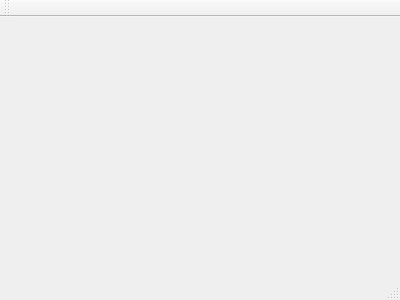
The window that Cliente_ServicioTecnicoMoviles/ui/mainwindow.ui (MartiHui/GSDAM_ServicioTecnicoMoviles) describes before a commit, drawn with Qt 5.
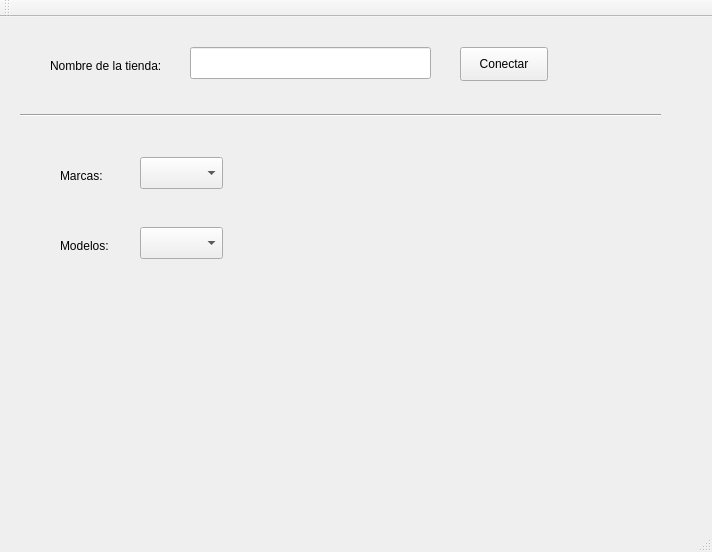
The same window after the commit.

The edit to the form file:
```diff
--- a/Cliente_ServicioTecnicoMoviles/ui/mainwindow.ui
+++ b/Cliente_ServicioTecnicoMoviles/ui/mainwindow.ui
@@ -1,24 +1,135 @@
 <ui version="4.0">
  <class>MainWindow</class>
- <widget class="QMainWindow" name="MainWindow" >
-  <property name="geometry" >
+ <widget class="QMainWindow" name="MainWindow">
+  <property name="geometry">
    <rect>
     <x>0</x>
     <y>0</y>
-    <width>400</width>
-    <height>300</height>
+    <width>712</width>
+    <height>552</height>
    </rect>
   </property>
   <property name="windowTitle" >
    <string>MainWindow</string>
   </property>
-  <widget class="QMenuBar" name="menuBar" />
-  <widget class="QToolBar" name="mainToolBar" />
-  <widget class="QWidget" name="centralWidget" />
-  <widget class="QStatusBar" name="statusBar" />
+  <widget class="QWidget" name="centralWidget">
+   <widget class="QComboBox" name="marcasCmbBox">
+    <property name="geometry">
+     <rect>
+      <x>140</x>
+      <y>140</y>
+      <width>83</width>
+      <height>32</height>
+     </rect>
+    </property>
+   </widget>
+   <widget class="QComboBox" name="modelosCmbBox">
+    <property name="geometry">
+     <rect>
+      <x>140</x>
+      <y>210</y>
+      <width>83</width>
+      <height>32</height>
+     </rect>
+    </property>
+   </widget>
+   <widget class="QLabel" name="label">
+    <property name="geometry">
+     <rect>
+      <x>60</x>
+      <y>150</y>
+      <width>58</width>
+      <height>18</height>
+     </rect>
+    </property>
+    <property name="text">
+     <string>Marcas:</string>
+    </property>
+   </widget>
+   <widget class="QLabel" name="label_2">
+    <property name="geometry">
+     <rect>
+      <x>60</x>
+      <y>220</y>
+      <width>58</width>
+      <height>18</height>
+     </rect>
+    </property>
+    <property name="text">
+     <string>Modelos:</string>
+    </property>
+   </widget>
+   <widget class="QLabel" name="label_3">
+    <property name="geometry">
+     <rect>
+      <x>50</x>
+      <y>40</y>
+      <width>141</width>
+      <height>18</height>
+     </rect>
+    </property>
+    <property name="text">
+     <string>Nombre de la tienda:</string>
+    </property>
+   </widget>
+   <widget class="QLineEdit" name="lineEdit">
+    <property name="geometry">
+     <rect>
+      <x>190</x>
+      <y>30</y>
+      <width>241</width>
+      <height>32</height>
+     </rect>
+    </property>
+   </widget>
+   <widget class="QPushButton" name="pushButton">
+    <property name="geometry">
+     <rect>
+      <x>460</x>
+      <y>30</y>
+      <width>88</width>
+      <height>34</height>
+     </rect>
+    </property>
+    <property name="text">
+     <string>Conectar</string>
+    </property>
+   </widget>
+   <widget class="Line" name="line">
+    <property name="geometry">
+     <rect>
+      <x>20</x>
+      <y>90</y>
+      <width>641</width>
+      <height>16</height>
+     </rect>
+    </property>
+    <property name="orientation">
+     <enum>Qt::Horizontal</enum>
+    </property>
+   </widget>
+  </widget>
+  <widget class="QMenuBar" name="menuBar">
+   <property name="geometry">
+    <rect>
+     <x>0</x>
+     <y>0</y>
+     <width>712</width>
+     <height>30</height>
+    </rect>
+   </property>
+  </widget>
+  <widget class="QToolBar" name="mainToolBar">
+   <attribute name="toolBarArea">
+    <enum>TopToolBarArea</enum>
+   </attribute>
+   <attribute name="toolBarBreak">
+    <bool>false</bool>
+   </attribute>
+  </widget>
+  <widget class="QStatusBar" name="statusBar"/>
  </widget>
- <layoutDefault spacing="6" margin="11" />
- <pixmapfunction></pixmapfunction>
+ <layoutdefault spacing="6" margin="11"/>
  <resources/>
  <connections/>
 </ui>
```
Left out of the diff: 3 changed lines with no effect on the pictures.
